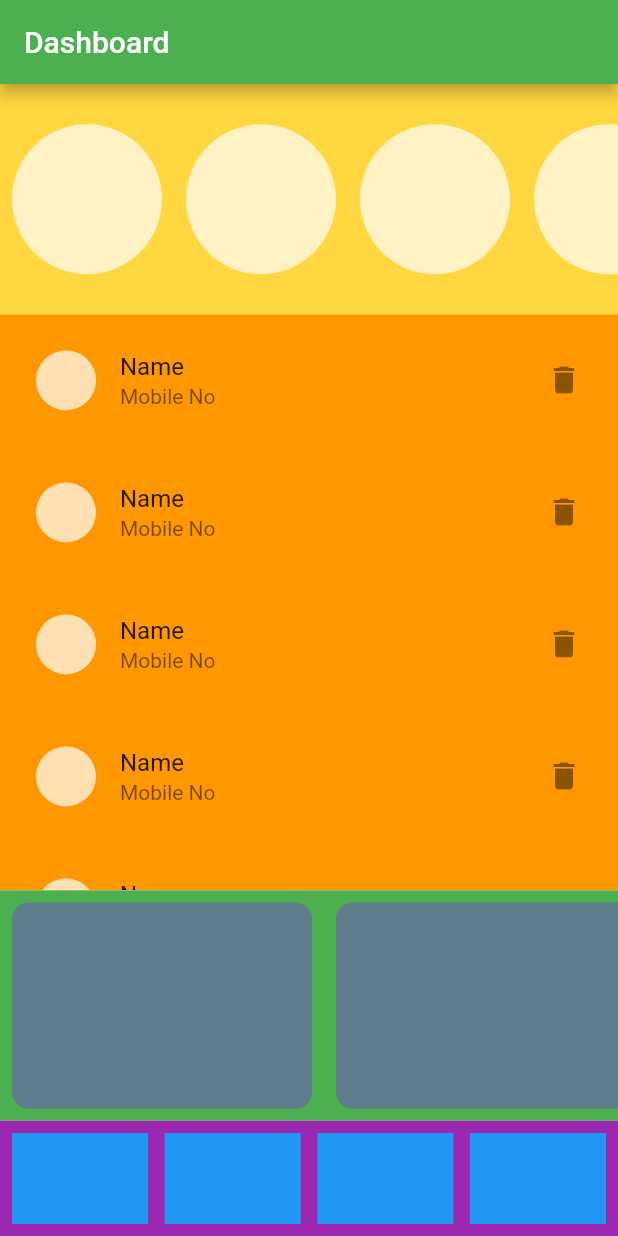
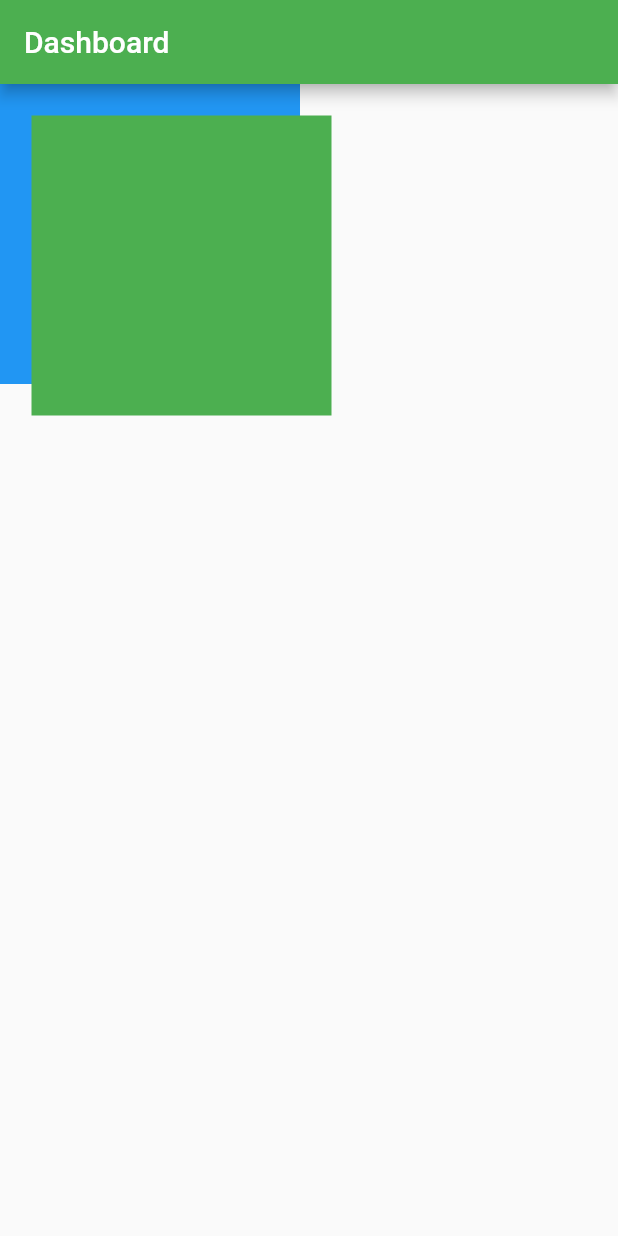
Before and after one commit to singhrishabh93/flutter_basics, a Flutter app: the screen it shows after launch, on a phone screen of 412 x 824 dp. Run offline on Flutter 3.47's test engine with Material 2 defaults, Android fonts, the light colour scheme and no system bars.

Commit message:
Flutter Stack Widget

```diff
--- a/lib/main.dart
+++ b/lib/main.dart
@@ -35,122 +35,26 @@ class _MyHomePageState extends State<MyHomePage> {
           backgroundColor: Colors.green,
         ),
         body: Container(
-            child: Column(
-          children: [
-            CatItems(),
-
-            CatList(),
-
-            CatGrid(),
-
-            CatHor(),
-
-            // Expanded(flex: 2, child: Container(color: Colors.pink)),
-          ],
-        )));
-  }
-}
-
-class CatItems extends StatelessWidget {
-  @override
-  Widget build(BuildContext context) {
-    return Expanded(
-      flex: 2,
-      child: Container(
-        color: Colors.amberAccent,
-        child: ListView.builder(
-          itemBuilder: ((context, index) => Padding(
-                padding: const EdgeInsets.all(8.0),
-                child: SizedBox(
-                    width: 100,
-                    child: CircleAvatar(
-                      backgroundColor: Colors.white70,
-                    )),
-              )),
-          itemCount: 10,
-          scrollDirection: Axis.horizontal,
-        ),
-      ),
-    );
-  }
-}
-
-class CatList extends StatelessWidget {
-  @override
-  Widget build(BuildContext context) {
-    return Expanded(
-      flex: 5,
-      child: Container(
-          color: Colors.orange,
-          child: ListView.builder(
-              itemBuilder: ((context, index) => Padding(
-                    padding: const EdgeInsets.all(8.0),
-                    child: ListTile(
-                      leading: CircleAvatar(
-                        backgroundColor: Colors.white70,
-                      ),
-                      title: Text("Name"),
-                      subtitle: Text("Mobile No"),
-                      trailing: Icon(Icons.delete),
-                    ),
-                  )))),
-    );
-  }
-}
-
-class CatGrid extends StatelessWidget {
-  @override
-  Widget build(BuildContext context) {
-    return Expanded(
-        flex: 2,
-        child: Container(
-          color: Colors.green,
-          child: ListView.builder(
-            itemBuilder: ((context, index) => Padding(
-                  padding: const EdgeInsets.all(8.0),
-                  child: Container(
-                    width: 200,
-                    decoration: BoxDecoration(
-                        borderRadius: BorderRadius.circular(11),
-                        color: Colors.blueGrey),
-                  ),
-                )),
-            itemCount: 10,
-            scrollDirection: Axis.horizontal,
+          height: 300,
+          width: 300,
+          child: Stack(
+            children: [
+              Container(
+                width: 200,
+                height: 200,
+                color: Colors.blue,
+              ),
+              Positioned(
+                left: 21,
+                top: 21,
+                child: Container(
+                  width: 200,
+                  height: 200,
+                  color: Colors.green,
+                ),
+              ),
+            ],
           ),
         ));
   }
 }
-
-class CatHor extends StatelessWidget {
-  @override
-  Widget build(BuildContext context) {
-    return Expanded(
-        flex: 1,
-        child: Container(
-          color: Colors.purple,
-          child: Padding(
-            padding: const EdgeInsets.all(8.0),
-            child: GridView.count(
-              crossAxisCount: 4,
-              crossAxisSpacing: 11,
-              mainAxisSpacing: 11,
-              children: [
-                Container(
-                  color: Colors.blue,
-                ),
-                Container(
-                  color: Colors.blue,
-                ),
-                Container(
-                  color: Colors.blue,
-                ),
-                Container(
-                  color: Colors.blue,
-                ),
-              ],
-            ),
-          ),
-        ));
-  }
-}
```
